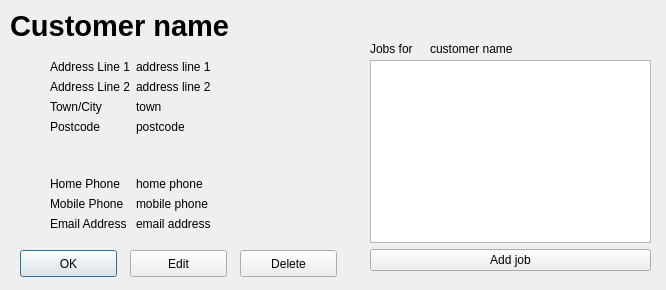
Old version of the form dialogs/customer/CustomerShow.ui in the repository supermaximo93/Computing_Project.
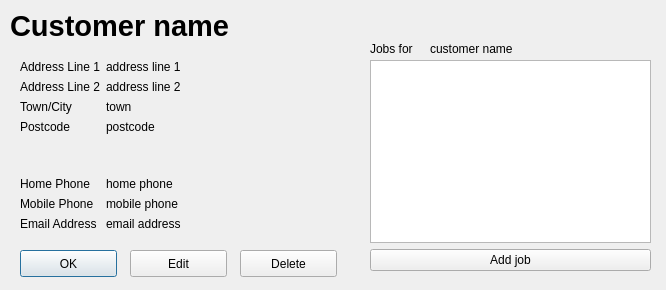
New version of the form.

The edit to the form file:
```diff
--- a/dialogs/customer/CustomerShow.ui
+++ b/dialogs/customer/CustomerShow.ui
@@ -49,9 +49,9 @@
   <widget class="QWidget" name="formLayoutWidget">
    <property name="geometry">
     <rect>
-     <x>50</x>
+     <x>20</x>
      <y>60</y>
-     <width>271</width>
+     <width>341</width>
      <height>171</height>
     </rect>
    </property>
```
